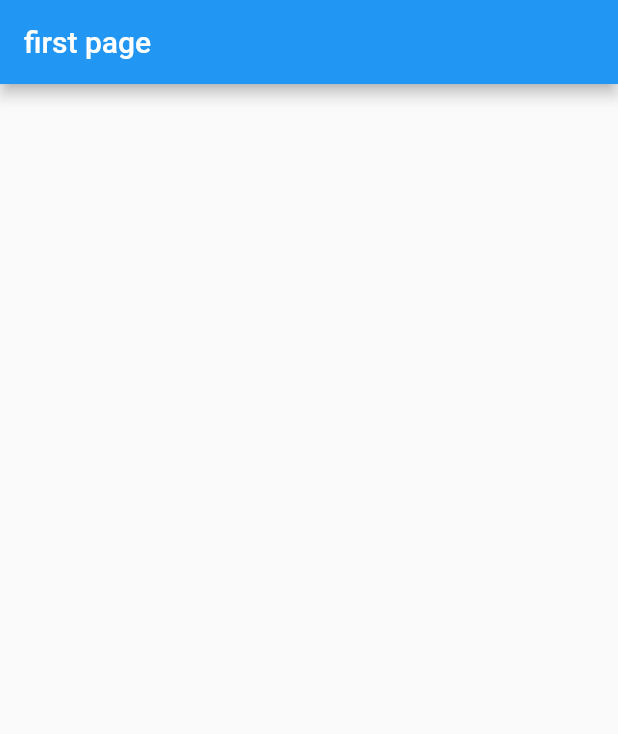
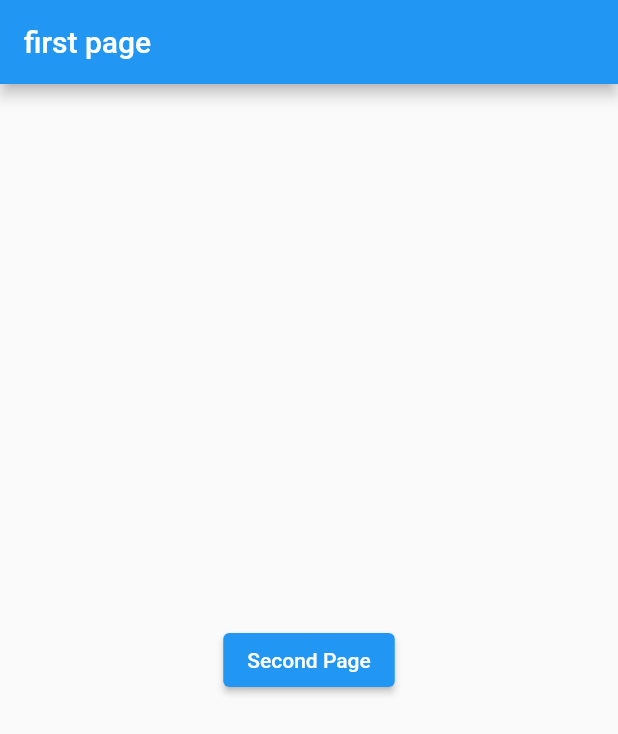
Before and after one commit to muhriddinbek-off/navigation_page, a Flutter app: the screen it shows after launch, on a phone screen of 412 x 824 dp. Shown: the top 734 px of the screen. Run offline on Flutter 3.47's test engine with Material 2 defaults, Android fonts, the phone set to English and light mode, and no system bars.

Commit message:
added buttton

```diff
--- a/lib/main.dart
+++ b/lib/main.dart
@@ -25,6 +25,13 @@ class FirstPage extends StatelessWidget {
   Widget build(BuildContext context) {
     return Scaffold(
       appBar: AppBar(title: Text('first page')),
+      body: Center(
+        child: ElevatedButton(
+            onPressed: () {
+              Navigator.pushNamed(context, 'second');
+            },
+            child: const Text('Second Page')),
+      ),
     );
   }
 }
```
